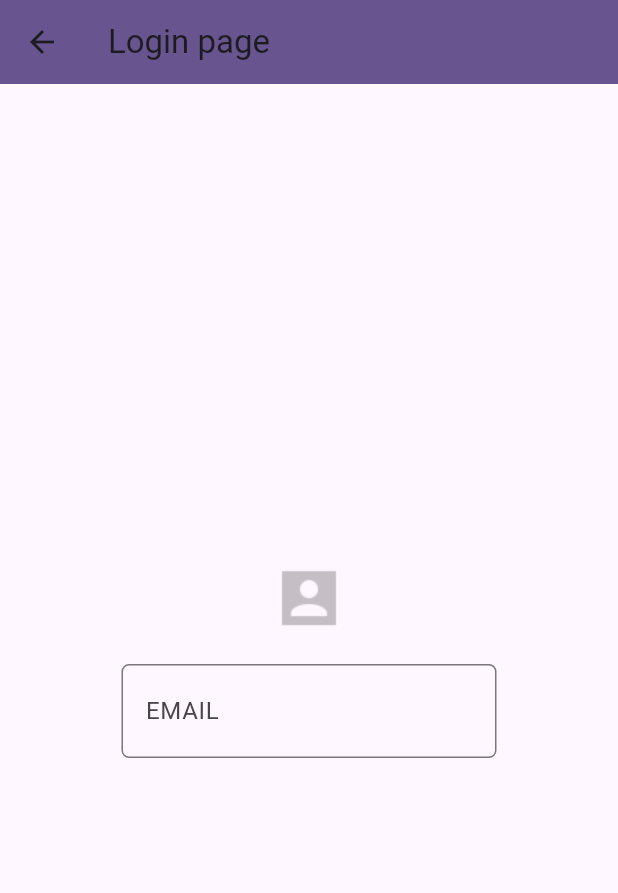
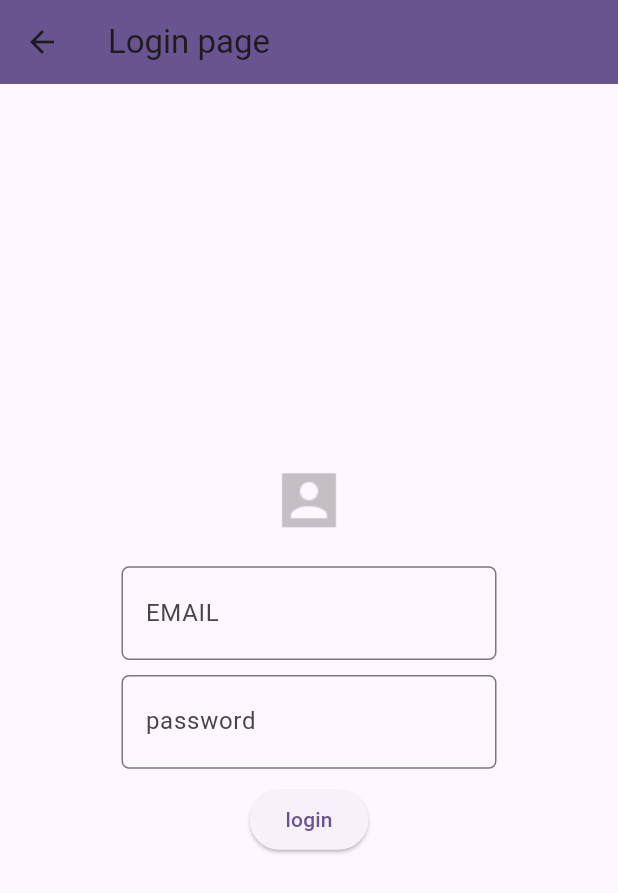
Before and after one commit to Foysalrabby/Flutterpartice70, a Flutter app: the screen it shows after launch, on a phone screen of 412 x 824 dp. Shown: the top 893 px of the screen. Run offline on Flutter 3.47's test engine with Material 3 defaults, Android fonts, the phone set to English and light mode, and no system bars; our stand-ins replace shared_preferences.

Commit message:
complete login page

```diff
--- a/flutterapp/lib/Login.dart
+++ b/flutterapp/lib/Login.dart
@@ -30,24 +30,43 @@ class Loginstate extends State<Loginpage> {
             opacity: 0.5,
             duration: Duration(seconds: 3),
             curve: Curves.bounceOut,
-
             child: Image.asset("assets/images/profile.png")),
             SizedBox(height: 20,),
             TextField(
               controller:email ,
-
               decoration: InputDecoration(
-
                 border: OutlineInputBorder(
                 borderRadius:BorderRadius.circular(5)
+
                 ),
                 label: Text("EMAIL"),
                 prefix: Icon(Icons.email)
 
                ),
-            )
+            ),
+        SizedBox(height: 10,),
+         TextField(
+              controller:password ,
+              obscureText: true,
+              obscuringCharacter: "#",
+              decoration: InputDecoration(
+                border: OutlineInputBorder(
+                borderRadius:BorderRadius.circular(5),
+                borderSide: BorderSide(
+                  color: Color.fromARGB(221, 182, 92, 92),
+                  width: 2
+                  )
+                ),
+                label: Text("password"),
+                prefix: Icon(Icons.password_outlined,color: Colors.amber,)
 
+               ),
 
+            ),
+              SizedBox(height: 10,),
+              ElevatedButton(onPressed: (){
+
+              }, child: Text("login"))
 
           ]),
       )),
--- a/flutterapp/lib/Slpashscreen.dart
+++ b/flutterapp/lib/Slpashscreen.dart
@@ -1,5 +1,4 @@
 import 'dart:async';
-
 import 'package:flutter/material.dart';
 import 'package:flutterapp/Login.dart';
 
@@ -27,7 +26,7 @@ class _SlpashscreenState extends State<Slpashscreen> {
           color: Colors.amber,
           width: double.infinity,
           height: double.infinity,
-        child: AnimatedContainer(duration: Duration(seconds: 5),
+        child: AnimatedContainer(duration: Duration(seconds: 3),
         child: Image.asset("assets/images/category_2.png"),
         height: 400,
         width: 400,
```
